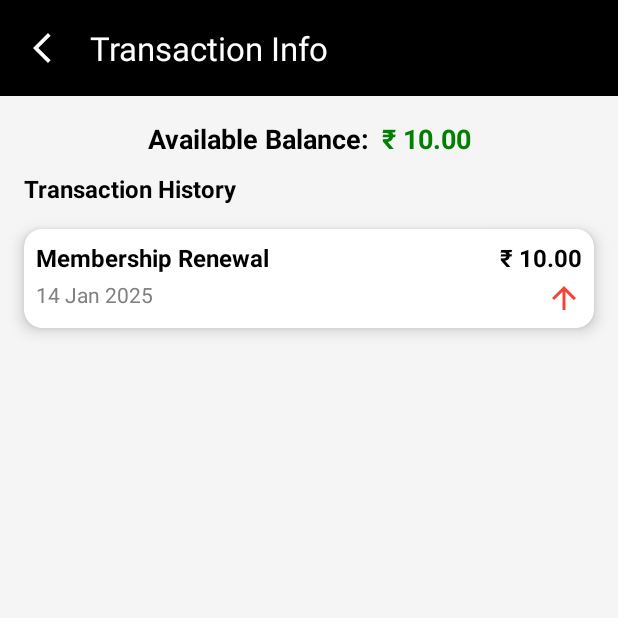
After one commit to satyampra73/Aarambh, an Android app: the WalletActivity screen opened directly, with no data from a screen before it, on a phone screen of 412 x 824 dp, the top half of it. The commit adds this screen. Run offline under Robolectric (Android 15) with nearby library versions, the phone set to English and light mode, and no system bars; our stand-ins replace data binding.

Commit message:
wallet ui created

```diff
--- a/app/src/main/AndroidManifest.xml
+++ b/app/src/main/AndroidManifest.xml
@@ -12,6 +12,9 @@
         android:supportsRtl="true"
         android:theme="@style/Theme.Aarambh"
         tools:targetApi="31">
+        <activity
+            android:name=".activities.WalletActivity"
+            android:exported="false" />
         <activity
             android:name=".activities.QuizActivity"
             android:exported="false" />
--- /dev/null
+++ b/app/src/main/java/com/example/aarambh/activities/WalletActivity.java
@@ -0,0 +1,17 @@
+package com.example.aarambh.activities;
+
+import android.os.Bundle;
+import androidx.appcompat.app.AppCompatActivity;
+import androidx.databinding.DataBindingUtil;
+import com.example.aarambh.R;
+import com.example.aarambh.databinding.ActivityWalletBinding;
+
+public class WalletActivity extends AppCompatActivity {
+    ActivityWalletBinding binding;
+    @Override
+    protected void onCreate(Bundle savedInstanceState) {
+        super.onCreate(savedInstanceState);
+        // Use DataBindingUtil to bind the layout with the activity
+        binding = DataBindingUtil.setContentView(this, R.layout.activity_wallet);
+    }
+}
--- a/app/src/main/java/com/example/aarambh/fragments/ProfileFragment.java
+++ b/app/src/main/java/com/example/aarambh/fragments/ProfileFragment.java
@@ -5,37 +5,55 @@ import android.os.Bundle;
 import android.view.LayoutInflater;
 import android.view.View;
 import android.view.ViewGroup;
-import android.widget.ImageView;
+
 import androidx.annotation.NonNull;
 import androidx.annotation.Nullable;
 import androidx.fragment.app.Fragment;
+import androidx.databinding.DataBindingUtil;
 
 import com.example.aarambh.R;
 import com.example.aarambh.activities.UpdateDetailsActivity;
+import com.example.aarambh.activities.WalletActivity;
+import com.example.aarambh.databinding.FragmentProfileBinding;
 
 public class ProfileFragment extends Fragment {
 
-    private ImageView editProfileButton;
+    private FragmentProfileBinding binding;
 
     @Nullable
     @Override
     public View onCreateView(@NonNull LayoutInflater inflater, @Nullable ViewGroup container, @Nullable Bundle savedInstanceState) {
-        // Inflate the fragment's layout
-        View view = inflater.inflate(R.layout.fragment_profile, container, false);
+        // Inflate the layout using DataBindingUtil
+        binding = DataBindingUtil.inflate(inflater, R.layout.fragment_profile, container, false);
 
-        // Initialize the ImageView for edit_profile
-        editProfileButton = view.findViewById(R.id.edit_profile);
-
-        // Set a click listener on the edit_profile ImageView
-        editProfileButton.setOnClickListener(new View.OnClickListener() {
+        // Set click listener for editProfile button
+        binding.editProfile.setOnClickListener(new View.OnClickListener() {
             @Override
             public void onClick(View v) {
-                // Navigate to the EditProfileActivity
+                // Navigate to UpdateDetailsActivity
                 Intent intent = new Intent(getActivity(), UpdateDetailsActivity.class);
                 startActivity(intent);
             }
         });
 
-        return view;
+        // Set click listener for layoutwallet
+        binding.layoutwallet.setOnClickListener(new View.OnClickListener() {
+            @Override
+            public void onClick(View v) {
+                // Navigate to WalletActivity
+                Intent intent = new Intent(getActivity(), WalletActivity.class);
+                startActivity(intent);
+            }
+        });
+
+        // Return the root view of the binding
+        return binding.getRoot();
+    }
+
+    @Override
+    public void onDestroyView() {
+        super.onDestroyView();
+        // Nullify the binding to avoid memory leaks
+        binding = null;
     }
 }
--- /dev/null
+++ b/app/src/main/res/drawable/ic_arrow_up.xml
@@ -0,0 +1,5 @@
+<vector xmlns:android="http://schemas.android.com/apk/res/android" android:height="24dp" android:tint="#000000" android:viewportHeight="24" android:viewportWidth="24" android:width="24dp">
+
+    <path android:fillColor="@android:color/white" android:pathData="M4,12l1.41,1.41L11,7.83V20h2V7.83l5.58,5.59L20,12l-8,-8 -8,8z"/>
+
+</vector>
--- /dev/null
+++ b/app/src/main/res/layout/activity_wallet.xml
@@ -0,0 +1,147 @@
+<?xml version="1.0" encoding="utf-8"?>
+<layout xmlns:android="http://schemas.android.com/apk/res/android"
+    xmlns:app="http://schemas.android.com/apk/res-auto"
+    xmlns:tools="http://schemas.android.com/tools">
+
+    <androidx.constraintlayout.widget.ConstraintLayout
+        android:layout_width="match_parent"
+        android:layout_height="match_parent"
+        android:background="#F5F5F5">
+
+        <!-- Toolbar with Back Arrow -->
+        <androidx.appcompat.widget.Toolbar
+            android:id="@+id/toolbar"
+            android:layout_width="0dp"
+            android:layout_height="wrap_content"
+            android:background="@color/black"
+            android:elevation="4dp"
+            android:theme="@style/ThemeOverlay.AppCompat.Dark.ActionBar"
+            app:layout_constraintEnd_toEndOf="parent"
+            app:layout_constraintStart_toStartOf="parent"
+            app:layout_constraintTop_toTopOf="parent"
+            app:navigationIcon="@drawable/back_arrow"
+            app:title="Transaction Info"
+            app:titleTextColor="@color/white" />
+
+        <!-- Available Balance Section -->
+        <LinearLayout
+            android:id="@+id/lt_available_balance_label"
+            android:layout_width="wrap_content"
+            android:layout_height="wrap_content"
+            android:layout_marginTop="16dp"
+            android:gravity="center"
+            android:orientation="horizontal"
+            app:layout_constraintEnd_toEndOf="parent"
+            app:layout_constraintStart_toStartOf="parent"
+            app:layout_constraintTop_toBottomOf="@id/toolbar">
+
+            <!-- Available Balance Label -->
+            <TextView
+                android:id="@+id/available_balance_label"
+                android:layout_width="wrap_content"
+                android:layout_height="wrap_content"
+                android:layout_marginEnd="8dp"
+                android:text="Available Balance:"
+                android:textColor="@color/black"
+                android:textSize="18sp"
+                android:textStyle="bold" /> <!-- Adding space between label and amount -->
+
+            <!-- Available Balance Amount -->
+            <TextView
+                android:id="@+id/available_balance_amount"
+                android:layout_width="wrap_content"
+                android:layout_height="wrap_content"
+                android:text="₹ 10.00"
+                android:textColor="@color/green"
+                android:textSize="18sp"
+                android:textStyle="bold" />
+
+        </LinearLayout>
+
+        <!-- Transaction History Label -->
+
+        <!-- Transaction History Card -->
+        <TextView
+            android:id="@+id/transaction_history_label"
+            android:layout_width="wrap_content"
+            android:layout_height="wrap_content"
+            android:layout_marginStart="16dp"
+            android:layout_marginTop="10dp"
+            android:text="Transaction History"
+            android:textColor="@color/black"
+            android:textSize="16sp"
+            android:textStyle="bold"
+            app:layout_constraintStart_toStartOf="parent"
+            app:layout_constraintTop_toBottomOf="@id/lt_available_balance_label"
+             />
+
+        <androidx.cardview.widget.CardView
+            android:id="@+id/transaction_card"
+            android:layout_width="0dp"
+            android:layout_height="wrap_content"
+            android:layout_margin="16dp"
+            app:cardCornerRadius="12dp"
+            app:cardElevation="6dp"
+            app:layout_constraintEnd_toEndOf="parent"
+            app:layout_constraintStart_toStartOf="parent"
+            app:layout_constraintTop_toBottomOf="@id/transaction_history_label">
+
+            <androidx.constraintlayout.widget.ConstraintLayout
+                android:layout_width="match_parent"
+                android:layout_height="wrap_content"
+                android:padding="8dp">
+
+                <!-- Transaction Description -->
+                <TextView
+                    android:id="@+id/transaction_description"
+                    android:layout_width="wrap_content"
+                    android:layout_height="wrap_content"
+                    android:text="Membership Renewal"
+                    android:textColor="@color/black"
+                    android:textSize="16sp"
+                    android:textStyle="bold"
+                    app:layout_constraintStart_toStartOf="parent"
+                    app:layout_constraintTop_toTopOf="parent" />
+
+                <!-- Transaction Amount -->
+                <TextView
+                    android:id="@+id/transaction_amount"
+                    android:layout_width="wrap_content"
+                    android:layout_height="wrap_content"
+                    android:text="₹ 10.00"
+                    android:textColor="@color/black"
+                    android:textSize="16sp"
+                    android:textStyle="bold"
+                    app:layout_constraintEnd_toEndOf="parent"
+                    app:layout_constraintTop_toTopOf="parent" />
+
+                <!-- Transaction Date -->
+                <TextView
+                    android:id="@+id/transaction_date"
+                    android:layout_width="wrap_content"
+                    android:layout_height="wrap_content"
+                    android:layout_marginTop="4dp"
+                    android:text="14 Jan 2025"
+                    android:textColor="@color/gray"
+                    android:textSize="14sp"
+                    app:layout_constraintStart_toStartOf="parent"
+                    app:layout_constraintTop_toBottomOf="@id/transaction_description" />
+
+                <!-- Transaction Status Icon -->
+                <ImageView
+                    android:id="@+id/transaction_status_icon"
+                    android:layout_width="24dp"
+                    android:layout_height="24dp"
+                    android:layout_marginTop="4dp"
+                    android:src="@drawable/ic_arrow_up"
+                    app:layout_constraintEnd_toEndOf="parent"
+                    app:layout_constraintTop_toBottomOf="@id/transaction_description"
+                    app:tint="@color/red" />
+
+            </androidx.constraintlayout.widget.ConstraintLayout>
+
+        </androidx.cardview.widget.CardView>
+
+    </androidx.constraintlayout.widget.ConstraintLayout>
+
+</layout>
--- a/app/src/main/res/layout/fragment_profile.xml
+++ b/app/src/main/res/layout/fragment_profile.xml
@@ -1,4 +1,6 @@
 <?xml version="1.0" encoding="utf-8"?>
+<layout>
+
     <LinearLayout xmlns:android="http://schemas.android.com/apk/res/android"
         xmlns:app="http://schemas.android.com/apk/res-auto"
         xmlns:tools="http://schemas.android.com/tools"
@@ -59,12 +61,13 @@
                         android:textColor="@color/black"
                         android:textSize="18sp"
                         android:textStyle="bold" />
+
                     <ImageView
                         android:id="@+id/edit_profile"
                         android:layout_width="20dp"
                         android:layout_height="20dp"
-                    android:src="@drawable/editing"
-                    android:layout_alignParentEnd="true"/>
+                        android:layout_alignParentEnd="true"
+                        android:src="@drawable/editing" />
 
                     <TextView
                         android:id="@+id/tv_profile_details"
@@ -175,7 +178,7 @@
 
 
                     <LinearLayout
-                    android:id="@+id/layoutlist18"
+                        android:id="@+id/layoutwallet"
                         android:layout_width="match_parent"
                         android:layout_height="wrap_content"
                         android:orientation="vertical">
@@ -216,8 +219,6 @@
                             android:layout_marginEnd="22dp"
                             android:background="@color/gray" />
                     </LinearLayout>
-
-
 
 
                     <LinearLayout
@@ -306,7 +307,6 @@
                             android:layout_marginEnd="22dp"
                             android:background="@color/gray" />
                     </LinearLayout>
-
 
 
                     <LinearLayout
@@ -582,12 +582,12 @@
                     android:textColor="@color/gray"
                     android:textSize="16sp"
                     android:textStyle="bold"
-                android:visibility="gone"/>
+                    android:visibility="gone" />
 
                 <LinearLayout
-                android:layout_marginTop="24dp"
                     android:layout_width="match_parent"
                     android:layout_height="wrap_content"
+                    android:layout_marginTop="24dp"
                     android:gravity="center"
                     android:orientation="horizontal"
                     android:padding="12dp">
@@ -634,3 +634,4 @@
             </LinearLayout>
         </ScrollView>
     </LinearLayout>
+</layout>
```
Lines whose indentation alone changed are shown as unchanged.
